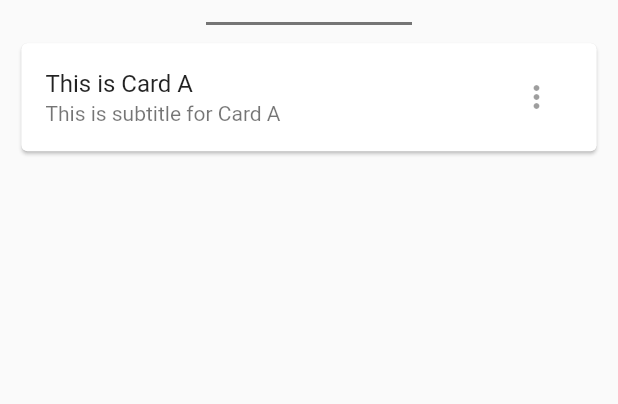
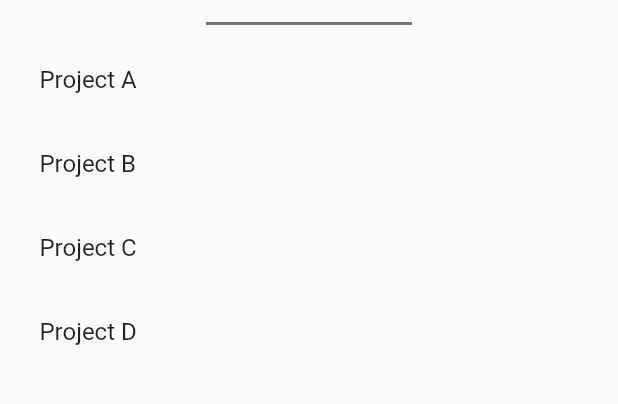
Before and after one commit to pp7rd/worktimer, a Flutter app: the screen it shows after launch, tab 2 chosen, on a phone screen of 412 x 824 dp, the part 59-463 px from its top. Run offline on Flutter 3.47's test engine with Material 2 defaults, Android fonts, the phone set to English and light mode, and no system bars; our stand-ins replace google_fonts; Roboto replaces fonts that are missing (Georgia, TextStyle).

Commit message:
Add project vm for project page

```diff
--- a/lib/main.dart
+++ b/lib/main.dart
@@ -83,7 +83,7 @@ class _MyHomePageState extends State<MyHomePage> {
           body: TabBarView(
             children: [
               TimerPage(_worktimerWM, _projectsVM),
-              ProjectPage(),
+              ProjectPage(_projectsVM),
               Icon(Icons.directions_bike),
             ],
           ),
--- a/lib/view/project-page.dart
+++ b/lib/view/project-page.dart
@@ -1,21 +1,8 @@
 // This project
 import 'package:flutter/material.dart';
 import 'package:worktimer/styles/sizes.dart';
-/*
-Widget _projectList(BuildContext context) => ListView(
-      children: const <Widget>[
-        //Card(
-        //  child: ListTile(
-        //    //leading: FlutterLogo(size: 56.0),
-        //    title: Text('Two-line ListTile'),
-        //    subtitle: Text('Here is a second line'),
-        //    trailing: Icon(Icons.more_vert),
-        //  ),
-        //),
-        Text('This is a test'),
-      ],
-    );
-*/
+import 'package:worktimer/viewmodel/projects-vm.dart';
+import '../model/project.dart';
 
 // Play icon
 Widget moreButton(BuildContext context) => IconButton(
@@ -23,29 +10,44 @@ Widget moreButton(BuildContext context) => IconButton(
       color: Colors.grey.shade800,
     );
 
-Widget _projectList(BuildContext context) => Container(
+Widget _projectList(BuildContext context, List<Project> projects) => Container(
       //color: Colors.green.shade100,
       width: 0.95 * width(context),
       height: 0.85 * height(context),
-      child: ListView(
-        children: [
-          Card(
-            child: ListTile(
-              title: Text('This is Card A'),
-              subtitle: Text('This is subtitle for Card A'),
-              trailing: moreButton(context),
-            ),
-          ),
-        ],
+      child: ListView.builder(
+        itemCount: projects.length,
+        itemBuilder: (context, index) {
+          return ListTile(
+            title: Text('${projects[index].name}'),
+          );
+        },
       ),
     );
 
 class ProjectPage extends StatefulWidget {
+  ProjectsVM projectsVM;
+
+  // Constructor
+  ProjectPage(this.projectsVM);
+
   @override
-  _ProjectPage createState() => _ProjectPage();
+  _ProjectPage createState() => _ProjectPage(projectsVM);
 }
 
 class _ProjectPage extends State<ProjectPage> {
+  ProjectsVM _projectsVM;
+  List<Project> _projects;
+
+  // Constructor
+  _ProjectPage(this._projectsVM);
+
+  @override
+  void initState() {
+    super.initState();
+
+    _projects = _projectsVM.projects;
+  }
+
   @override
   Widget build(BuildContext context) {
     return Scaffold(
@@ -56,7 +58,7 @@ class _ProjectPage extends State<ProjectPage> {
             SizedBox(
               height: 0.01 * height(context),
             ),
-            _projectList(context),
+            _projectList(context, _projects),
           ],
         ),
       ),
```
